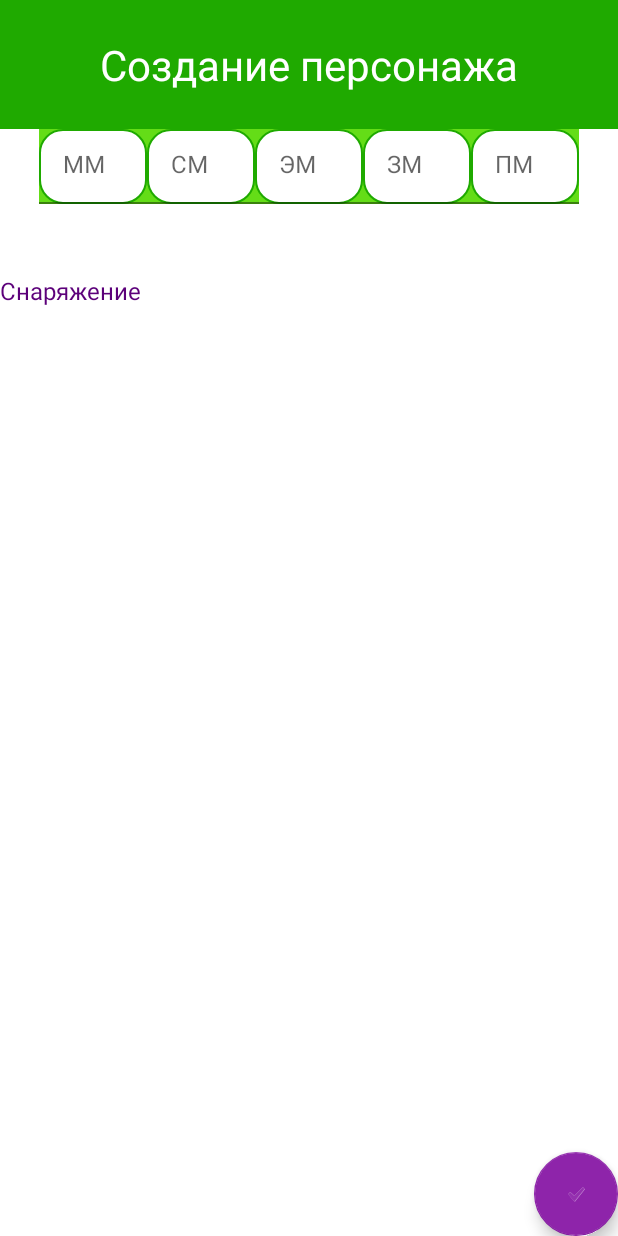
After one commit to IssildurIl/dndList, an Android app: the CreateChatacterInventory screen opened through its navigation route, on a phone screen of 412 x 824 dp. The commit adds this screen. Run offline under Robolectric (Android 15) with nearby library versions, the phone set to English and light mode, and no system bars; our stand-ins replace Room's generated code; libraries missing offline, so code that uses them is left out: lombok.var.

Commit message:
2 разметки 2 рекукла

```diff
--- /dev/null
+++ b/app/src/main/java/com/example/dndlist/Fragment/CreateCharacterFragments/CreateChatacterInventory.java
@@ -0,0 +1,41 @@
+package com.example.dndlist.Fragment.CreateCharacterFragments;
+
+import android.os.Bundle;
+
+import androidx.fragment.app.Fragment;
+
+import android.view.LayoutInflater;
+import android.view.View;
+import android.view.ViewGroup;
+
+import com.example.dndlist.R;
+
+/**
+ * A simple {@link Fragment} subclass.
+ * Use the {@link CreateChatacterInventory#newInstance} factory method to
+ * create an instance of this fragment.
+ */
+public class CreateChatacterInventory extends Fragment {
+
+    public CreateChatacterInventory() {
+
+    }
+
+
+    public static CreateChatacterInventory newInstance(String param1, String param2) {
+        CreateChatacterInventory fragment = new CreateChatacterInventory();
+        return fragment;
+    }
+
+    @Override
+    public void onCreate(Bundle savedInstanceState) {
+        super.onCreate(savedInstanceState);
+    }
+
+    @Override
+    public View onCreateView(LayoutInflater inflater, ViewGroup container,
+                             Bundle savedInstanceState) {
+        // Inflate the layout for this fragment
+        return inflater.inflate(R.layout.fragment_create_chatacter_inventory, container, false);
+    }
+}
--- /dev/null
+++ b/app/src/main/res/drawable/et_style.xml
@@ -0,0 +1,12 @@
+<?xml version="1.0" encoding="utf-8"?>
+<!--  res/drawable/rounded_edittext.xml -->
+<shape xmlns:android="http://schemas.android.com/apk/res/android"
+    android:shape="rectangle" android:padding="10dp">
+    <solid android:color="#FFFFFF"/>
+    <stroke android:width="1dip" android:color="@color/primaryDarkColor" />
+    <corners
+        android:bottomRightRadius="15dp"
+        android:bottomLeftRadius="15dp"
+        android:topLeftRadius="15dp"
+        android:topRightRadius="15dp"/>
+</shape>
--- /dev/null
+++ b/app/src/main/res/layout/fragment_create_chatacter_inventory.xml
@@ -0,0 +1,195 @@
+<?xml version="1.0" encoding="utf-8"?>
+
+<androidx.coordinatorlayout.widget.CoordinatorLayout xmlns:android="http://schemas.android.com/apk/res/android"
+    xmlns:app="http://schemas.android.com/apk/res-auto"
+    xmlns:tools="http://schemas.android.com/tools"
+    android:layout_width="match_parent"
+    android:layout_height="match_parent">
+    <androidx.constraintlayout.widget.ConstraintLayout
+        android:id="@+id/frameLayout"
+        android:layout_width="match_parent"
+        android:layout_height="match_parent"
+        android:background="@color/primaryDarkColor"
+        tools:context=".Fragment.CreateCharacterFragments.CreateCharacterBasicInfo">
+
+        <TextView
+            android:id="@+id/textView"
+            android:layout_width="wrap_content"
+            android:layout_height="wrap_content"
+            android:layout_marginStart="8dp"
+            android:layout_marginTop="24dp"
+            android:layout_marginEnd="8dp"
+            android:layout_marginBottom="24dp"
+            android:text="Создание персонажа"
+            android:textColor="@color/white"
+            android:textSize="28sp"
+            app:layout_constraintBottom_toTopOf="@+id/constraintLayout"
+            app:layout_constraintEnd_toEndOf="parent"
+            app:layout_constraintStart_toStartOf="parent"
+            app:layout_constraintTop_toTopOf="parent" />
+
+        <androidx.constraintlayout.widget.ConstraintLayout
+            android:id="@+id/constraintLayout"
+            android:layout_width="match_parent"
+            android:layout_height="0dp"
+            android:background="@color/white"
+            android:orientation="vertical"
+            app:layout_constraintBottom_toBottomOf="parent"
+            app:layout_constraintEnd_toEndOf="parent"
+            app:layout_constraintStart_toStartOf="parent"
+            app:layout_constraintTop_toBottomOf="@+id/textView">
+
+            <com.google.android.material.textfield.TextInputLayout
+                android:id="@+id/til"
+                android:layout_width="72dp"
+                android:layout_height="50dp"
+                android:layout_marginStart="51dp"
+                android:layout_marginBottom="16dp"
+                android:background="@color/primaryColor"
+                android:hint="ММ"
+                app:boxStrokeColor="@color/white"
+                app:layout_constraintBottom_toTopOf="@+id/passwordField"
+                app:layout_constraintEnd_toStartOf="@+id/textInputLayout2"
+                app:layout_constraintStart_toStartOf="parent"
+                app:layout_constraintTop_toBottomOf="@+id/imageView2">
+
+                <com.google.android.material.textfield.TextInputEditText
+                    android:id="@+id/coppercoin"
+                    android:layout_width="match_parent"
+                    android:layout_height="wrap_content"
+                    android:background="@drawable/et_style"
+                    android:singleLine="true"
+                    android:textColor="@color/white" />
+            </com.google.android.material.textfield.TextInputLayout>
+
+
+            <com.google.android.material.textfield.TextInputLayout
+                android:id="@+id/textInputLayout5"
+                android:layout_width="72dp"
+                android:layout_height="50dp"
+                android:layout_marginEnd="51dp"
+                android:layout_marginBottom="16dp"
+                android:background="@color/primaryColor"
+                android:hint="ПМ"
+                app:boxStrokeColor="@color/white"
+                app:layout_constraintBottom_toTopOf="@+id/passwordField"
+                app:layout_constraintEnd_toEndOf="parent"
+                app:layout_constraintStart_toEndOf="@+id/textInputLayout4"
+                app:layout_constraintTop_toBottomOf="@+id/imageView2">
+
+                <com.google.android.material.textfield.TextInputEditText
+                    android:id="@+id/platinumcoin"
+                    android:layout_width="match_parent"
+                    android:layout_height="wrap_content"
+                    android:background="@drawable/et_style"
+                    android:singleLine="true"
+                    android:textColor="@color/white" />
+            </com.google.android.material.textfield.TextInputLayout>
+
+            <com.google.android.material.textfield.TextInputLayout
+                android:id="@+id/textInputLayout4"
+                android:layout_width="72dp"
+                android:layout_height="50dp"
+                android:layout_marginBottom="16dp"
+                android:background="@color/primaryColor"
+                android:hint="ЗМ"
+                app:boxStrokeColor="@color/white"
+                app:layout_constraintBottom_toTopOf="@+id/passwordField"
+                app:layout_constraintEnd_toStartOf="@+id/textInputLayout5"
+                app:layout_constraintStart_toEndOf="@+id/textInputLayout3"
+                app:layout_constraintTop_toBottomOf="@+id/imageView2">
+
+                <com.google.android.material.textfield.TextInputEditText
+                    android:id="@+id/goldcoin"
+                    android:layout_width="match_parent"
+                    android:layout_height="wrap_content"
+                    android:background="@drawable/et_style"
+                    android:singleLine="true"
+                    android:textColor="@color/white" />
+            </com.google.android.material.textfield.TextInputLayout>
+
+            <com.google.android.material.textfield.TextInputLayout
+                android:id="@+id/textInputLayout3"
+                android:layout_width="72dp"
+                android:layout_height="50dp"
+                android:layout_marginBottom="16dp"
+                android:background="@color/primaryColor"
+                android:hint="ЭМ"
+                app:boxStrokeColor="@color/white"
+                app:layout_constraintBottom_toTopOf="@+id/passwordField"
+                app:layout_constraintEnd_toStartOf="@+id/textInputLayout4"
+                app:layout_constraintStart_toEndOf="@+id/textInputLayout2"
+                app:layout_constraintTop_toBottomOf="@+id/imageView2">
+
+                <com.google.android.material.textfield.TextInputEditText
+                    android:id="@+id/coin"
+                    android:layout_width="match_parent"
+                    android:layout_height="wrap_content"
+                    android:background="@drawable/et_style"
+                    android:singleLine="true"
+                    android:textColor="@color/white" />
+            </com.google.android.material.textfield.TextInputLayout>
+
+            <com.google.android.material.textfield.TextInputLayout
+                android:id="@+id/textInputLayout2"
+                android:layout_width="72dp"
+                android:layout_height="50dp"
+                android:layout_marginBottom="16dp"
+                android:background="@color/primaryColor"
+                android:hint="СМ"
+                app:boxStrokeColor="@color/white"
+                app:layout_constraintBottom_toTopOf="@+id/passwordField"
+                app:layout_constraintEnd_toStartOf="@+id/textInputLayout3"
+                app:layout_constraintStart_toEndOf="@+id/til"
+                app:layout_constraintTop_toBottomOf="@+id/imageView2">
+
+                <com.google.android.material.textfield.TextInputEditText
+                    android:id="@+id/silvercoin"
+                    android:layout_width="match_parent"
+                    android:layout_height="wrap_content"
+                    android:background="@drawable/et_style"
+                    android:singleLine="true"
+                    android:textColor="@color/white" />
+            </com.google.android.material.textfield.TextInputLayout>
+
+            <androidx.recyclerview.widget.RecyclerView
+                android:id="@+id/recyclerView"
+                android:layout_width="match_parent"
+                android:layout_height="552dp"
+                app:layout_constraintBottom_toBottomOf="parent"
+                app:layout_constraintEnd_toEndOf="parent"
+                app:layout_constraintHorizontal_bias="1.0"
+                app:layout_constraintStart_toStartOf="parent"
+                app:layout_constraintTop_toBottomOf="@+id/textView4"
+                app:layout_constraintVertical_bias="1.0" />
+
+            <TextView
+                android:id="@+id/textView4"
+                android:layout_width="0dp"
+                android:layout_height="wrap_content"
+                android:layout_marginTop="16dp"
+                android:layout_marginBottom="5dp"
+                android:text="Снаряжение"
+                android:textColor="@color/secondaryDarkColor"
+                android:textSize="16sp"
+                app:layout_constraintBottom_toTopOf="@+id/recyclerView"
+                app:layout_constraintEnd_toEndOf="parent"
+                app:layout_constraintHorizontal_bias="0.0"
+                app:layout_constraintStart_toStartOf="parent"
+                app:layout_constraintTop_toBottomOf="@+id/textInputLayout3" />
+
+            <com.google.android.material.floatingactionbutton.FloatingActionButton
+                android:id="@+id/goToCreateCharacterAboutInfoFab"
+                android:layout_width="wrap_content"
+                android:layout_height="wrap_content"
+                android:layout_gravity="end|bottom"
+                android:clickable="true"
+                android:focusable="true"
+                android:src="?android:attr/textCheckMark"
+                app:layout_constraintBottom_toBottomOf="parent"
+                app:layout_constraintEnd_toEndOf="parent" />
+
+        </androidx.constraintlayout.widget.ConstraintLayout>
+
+    </androidx.constraintlayout.widget.ConstraintLayout>
+</androidx.coordinatorlayout.widget.CoordinatorLayout>
--- a/app/src/main/res/navigation/nav_graph.xml
+++ b/app/src/main/res/navigation/nav_graph.xml
@@ -45,11 +45,7 @@
         android:id="@+id/createCharacter"
         android:name="com.example.dndlist.Fragment.CreateCharacter"
         android:label="fragment_create_character"
-        tools:layout="@layout/fragment_create_character">
-        <action
-            android:id="@+id/go_to_charactersInventory"
-            app:destination="@id/charactersInventory" />
-    </fragment>
+        tools:layout="@layout/fragment_create_character"/>
     <fragment
         android:id="@+id/charactersInventory"
         android:name="com.example.dndlist.CharactersInventory"
@@ -66,7 +62,11 @@
     <fragment
         android:id="@+id/createCharacterAboutInfo"
         android:name="com.example.dndlist.Fragment.CreateCharacterFragments.CreateCharacterAboutInfo"
-        android:label="CreateCharacterAboutInfo" />
+        android:label="CreateCharacterAboutInfo" >
+        <action
+            android:id="@+id/go_to_createChatacterInventory"
+            app:destination="@id/createChatacterInventory" />
+    </fragment>
     <fragment
         android:id="@+id/charactersMenu"
         android:name="com.example.dndlist.Fragment.CharactersMenu"
@@ -75,4 +75,18 @@
             android:id="@+id/action_charactersMenu_to_createCharacterBasicInfo"
             app:destination="@id/createCharacterBasicInfo" />
     </fragment>
+    <fragment
+        android:id="@+id/createChatacterInventory"
+        android:name="com.example.dndlist.Fragment.CreateCharacterFragments.CreateChatacterInventory"
+        android:label="fragment_create_chatacter_inventory"
+        tools:layout="@layout/fragment_create_chatacter_inventory" >
+        <action
+            android:id="@+id/action_createChatacterInventory_to_createCharactersAttactAndCasts"
+            app:destination="@id/createCharactersAttactAndCasts" />
+    </fragment>
+    <fragment
+        android:id="@+id/createCharactersAttactAndCasts"
+        android:name="com.example.dndlist.CreateCharactersAttactAndCasts"
+        android:label="fragment_create_characters_attact_and_casts"
+        tools:layout="@layout/fragment_create_characters_attact_and_casts" />
 </navigation>
```
Also changed, not shown: app/src/main/java/com/example/dndlist/CreateCharactersAttactAndCasts.java (added, +64 -0 lines), app/src/main/res/layout/fragment_create_characters_attact_and_casts.xml (added, +112 -0 lines), app/src/main/res/layout/recycleview_attacts_and_spells.xml (added, +47 -0 lines), app/src/main/res/layout/recycleview_items.xml (added, +56 -0 lines).
